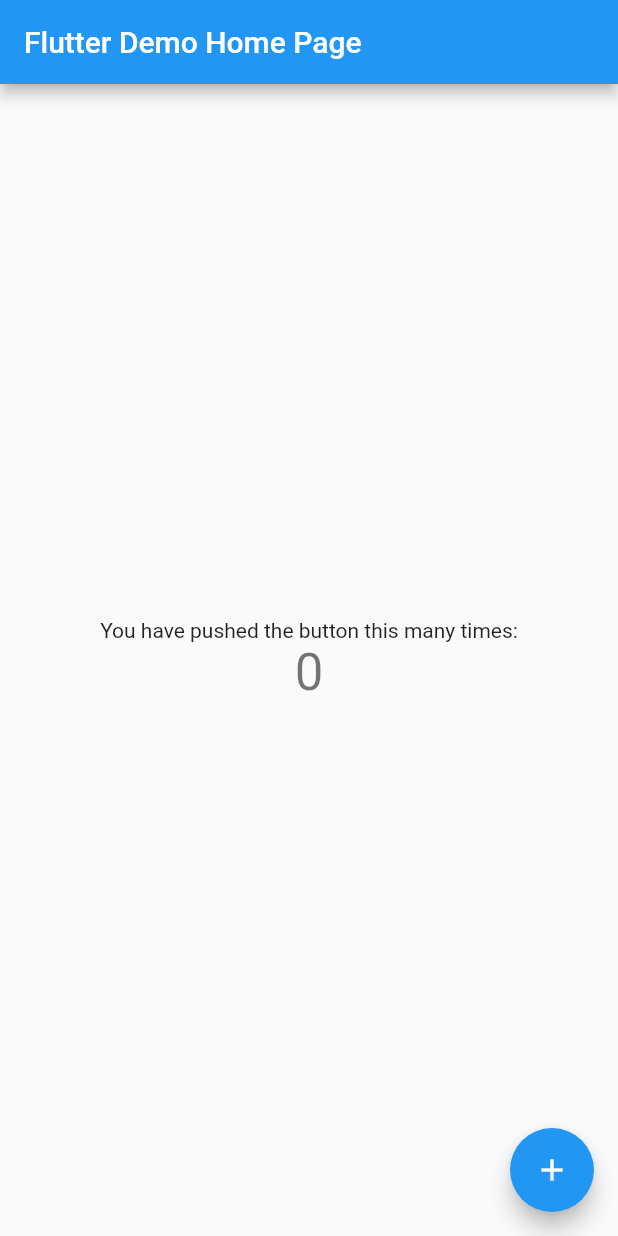
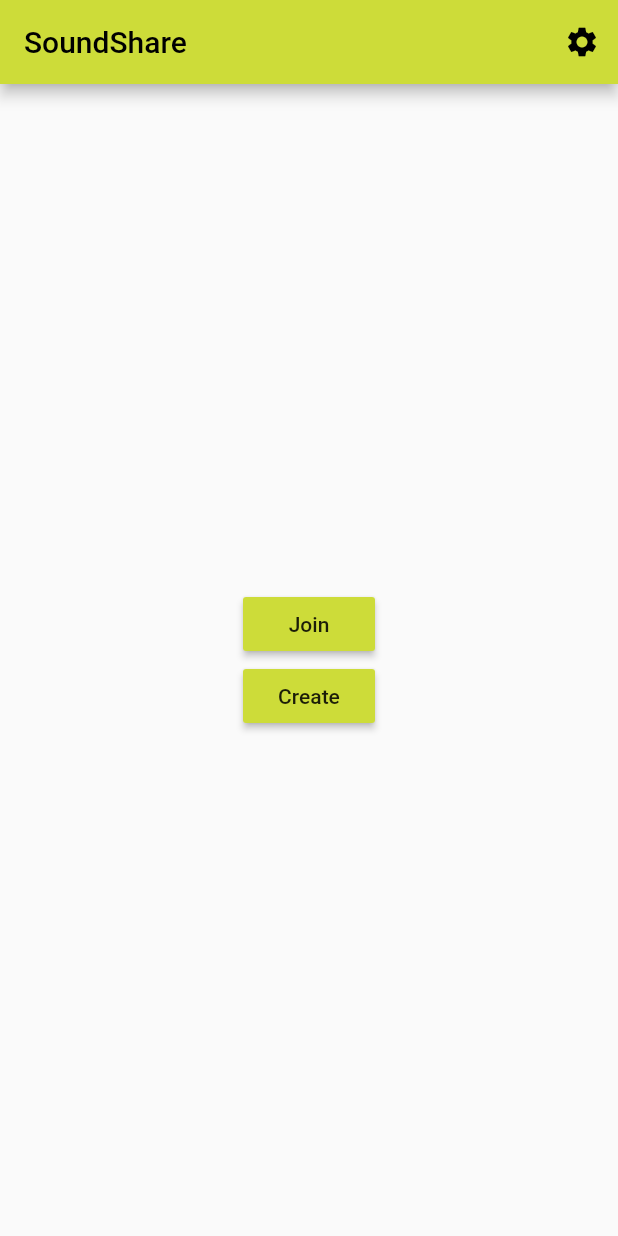
Before and after one commit to SpeeritX/SoundShare, a Flutter app: the screen it shows after launch, on a phone screen of 412 x 824 dp. Run offline on Flutter 3.47's test engine with Material 2 defaults, Android fonts, the phone set to English and light mode, and no system bars.

Commit message:
Created basic screens

```diff
--- a/lib/main.dart
+++ b/lib/main.dart
@@ -1,4 +1,6 @@
 import 'package:flutter/material.dart';
+import 'package:sound_share/ui/screens/splash/splash_screen.dart';
+import 'package:sound_share/ui/style/app_colors.dart';
 
 void main() {
   runApp(const MyApp());
@@ -7,109 +9,14 @@
 class MyApp extends StatelessWidget {
   const MyApp({super.key});
 
-  // This widget is the root of your application.
   @override
   Widget build(BuildContext context) {
     return MaterialApp(
-      title: 'Flutter Demo',
+      title: 'SoundShare',
       theme: ThemeData(
-        // This is the theme of your application.
-        //
-        // Try running your application with "flutter run". You'll see the
-        // application has a blue toolbar. Then, without quitting the app, try
-        // changing the primarySwatch below to Colors.green and then invoke
-        // "hot reload" (press "r" in the console where you ran "flutter run",
-        // or simply save your changes to "hot reload" in a Flutter IDE).
-        // Notice that the counter didn't reset back to zero; the application
-        // is not restarted.
-        primarySwatch: Colors.blue,
+        primarySwatch: AppColors.primary,
       ),
-      home: const MyHomePage(title: 'Flutter Demo Home Page'),
+      home: const SplashScreen(),
     );
   }
 }
-
-class MyHomePage extends StatefulWidget {
-  const MyHomePage({super.key, required this.title});
-
-  // This widget is the home page of your application. It is stateful, meaning
-  // that it has a State object (defined below) that contains fields that affect
-  // how it looks.
-
-  // This class is the configuration for the state. It holds the values (in this
-  // case the title) provided by the parent (in this case the App widget) and
-  // used by the build method of the State. Fields in a Widget subclass are
-  // always marked "final".
-
-  final String title;
-
-  @override
-  State<MyHomePage> createState() => _MyHomePageState();
-}
-
-class _MyHomePageState extends State<MyHomePage> {
-  int _counter = 0;
-
-  void _incrementCounter() {
-    setState(() {
-      // This call to setState tells the Flutter framework that something has
-      // changed in this State, which causes it to rerun the build method below
-      // so that the display can reflect the updated values. If we changed
-      // _counter without calling setState(), then the build method would not be
-      // called again, and so nothing would appear to happen.
-      _counter++;
-    });
-  }
-
-  @override
-  Widget build(BuildContext context) {
-    // This method is rerun every time setState is called, for instance as done
-    // by the _incrementCounter method above.
-    //
-    // The Flutter framework has been optimized to make rerunning build methods
-    // fast, so that you can just rebuild anything that needs updating rather
-    // than having to individually change instances of widgets.
-    return Scaffold(
-      appBar: AppBar(
-        // Here we take the value from the MyHomePage object that was created by
-        // the App.build method, and use it to set our appbar title.
-        title: Text(widget.title),
-      ),
-      body: Center(
-        // Center is a layout widget. It takes a single child and positions it
-        // in the middle of the parent.
-        child: Column(
-          // Column is also a layout widget. It takes a list of children and
-          // arranges them vertically. By default, it sizes itself to fit its
-          // children horizontally, and tries to be as tall as its parent.
-          //
-          // Invoke "debug painting" (press "p" in the console, choose the
-          // "Toggle Debug Paint" action from the Flutter Inspector in Android
-          // Studio, or the "Toggle Debug Paint" command in Visual Studio Code)
-          // to see the wireframe for each widget.
-          //
-          // Column has various properties to control how it sizes itself and
-          // how it positions its children. Here we use mainAxisAlignment to
-          // center the children vertically; the main axis here is the vertical
-          // axis because Columns are vertical (the cross axis would be
-          // horizontal).
-          mainAxisAlignment: MainAxisAlignment.center,
-          children: <Widget>[
-            const Text(
-              'You have pushed the button this many times:',
-            ),
-            Text(
-              '$_counter',
-              style: Theme.of(context).textTheme.headline4,
-            ),
-          ],
-        ),
-      ),
-      floatingActionButton: FloatingActionButton(
-        onPressed: _incrementCounter,
-        tooltip: 'Increment',
-        child: const Icon(Icons.add),
-      ), // This trailing comma makes auto-formatting nicer for build methods.
-    );
-  }
-}
--- /dev/null
+++ b/lib/ui/screens/home/home_screen.dart
@@ -0,0 +1,58 @@
+import 'package:flutter/material.dart';
+import 'package:sound_share/ui/screens/player/player_screen.dart';
+import 'package:sound_share/ui/screens/settings/settings_screen.dart';
+import 'package:sound_share/ui/widgets/buttons/primary_full_button.dart';
+
+class HomeScreen extends StatefulWidget {
+  const HomeScreen({Key? key}) : super(key: key);
+
+  @override
+  State<HomeScreen> createState() => _HomeScreenState();
+}
+
+class _HomeScreenState extends State<HomeScreen> {
+  @override
+  Widget build(BuildContext context) {
+    return Scaffold(
+      appBar: AppBar(
+        title: const Text("SoundShare"),
+        actions: [
+          IconButton(
+            onPressed: () {
+              Navigator.of(context)
+                  .push(MaterialPageRoute(builder: (context) => const SettingsScreen()));
+            },
+            icon: const Icon(Icons.settings),
+          )
+        ],
+      ),
+      body: SizedBox(
+        width: double.infinity,
+        child: Column(
+          mainAxisSize: MainAxisSize.max,
+          mainAxisAlignment: MainAxisAlignment.center,
+          crossAxisAlignment: CrossAxisAlignment.center,
+          children: [
+            PrimaryFullButton(
+              onPressed: () {
+                _openPlayer();
+              },
+              child: const Text("Join"),
+            ),
+            PrimaryFullButton(
+              onPressed: () {
+                _openPlayer();
+              },
+              child: const Text("Create"),
+            ),
+          ],
+        ),
+      ),
+    );
+  }
+
+  void _openPlayer() {
+    Navigator.of(context)
+        .push(MaterialPageRoute(builder: (context) => PlayerScreen()));
+  }
+}
--- /dev/null
+++ b/lib/ui/style/app_colors.dart
@@ -0,0 +1,9 @@
+import 'package:flutter/material.dart';
+
+class AppColors {
+
+  // Not allowed to create an instance
+  AppColors._();
+
+  static const MaterialColor primary = Colors.lime;
+}
--- /dev/null
+++ b/lib/ui/widgets/buttons/primary_full_button.dart
@@ -0,0 +1,22 @@
+import 'package:flutter/material.dart';
+import 'package:sound_share/ui/style/app_colors.dart';
+
+class PrimaryFullButton extends StatelessWidget {
+  final VoidCallback onPressed;
+  final Widget child;
+
+  const PrimaryFullButton({
+    Key? key,
+    required this.onPressed,
+    required this.child,
+  }) : super(key: key);
+
+  @override
+  Widget build(BuildContext context) {
+    return MaterialButton(
+      onPressed: onPressed,
+      color: AppColors.primary,
+      child: child,
+    );
+  }
+}
```
Also changed, not shown: lib/ui/screens/player/player_screen.dart (added, +19 -0 lines), lib/ui/screens/settings/settings_screen.dart (added, +19 -0 lines), lib/ui/screens/splash/splash_screen.dart (added, +51 -0 lines), 1 other file.
